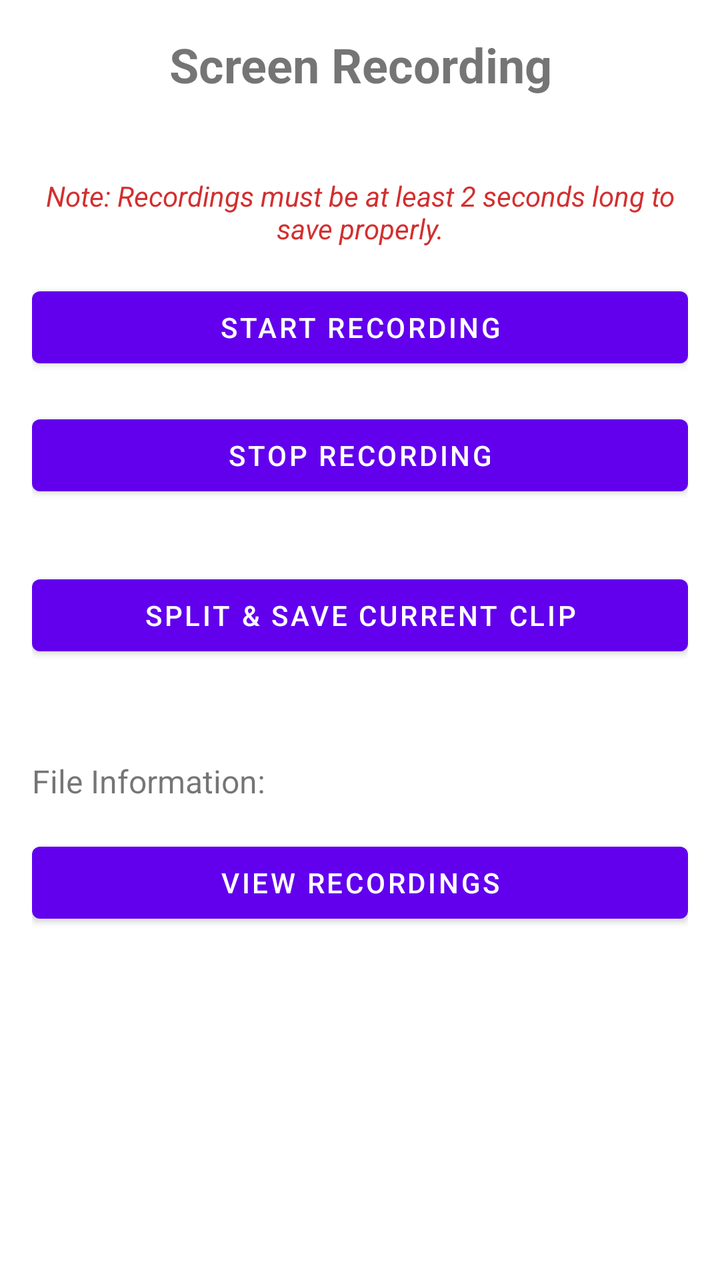
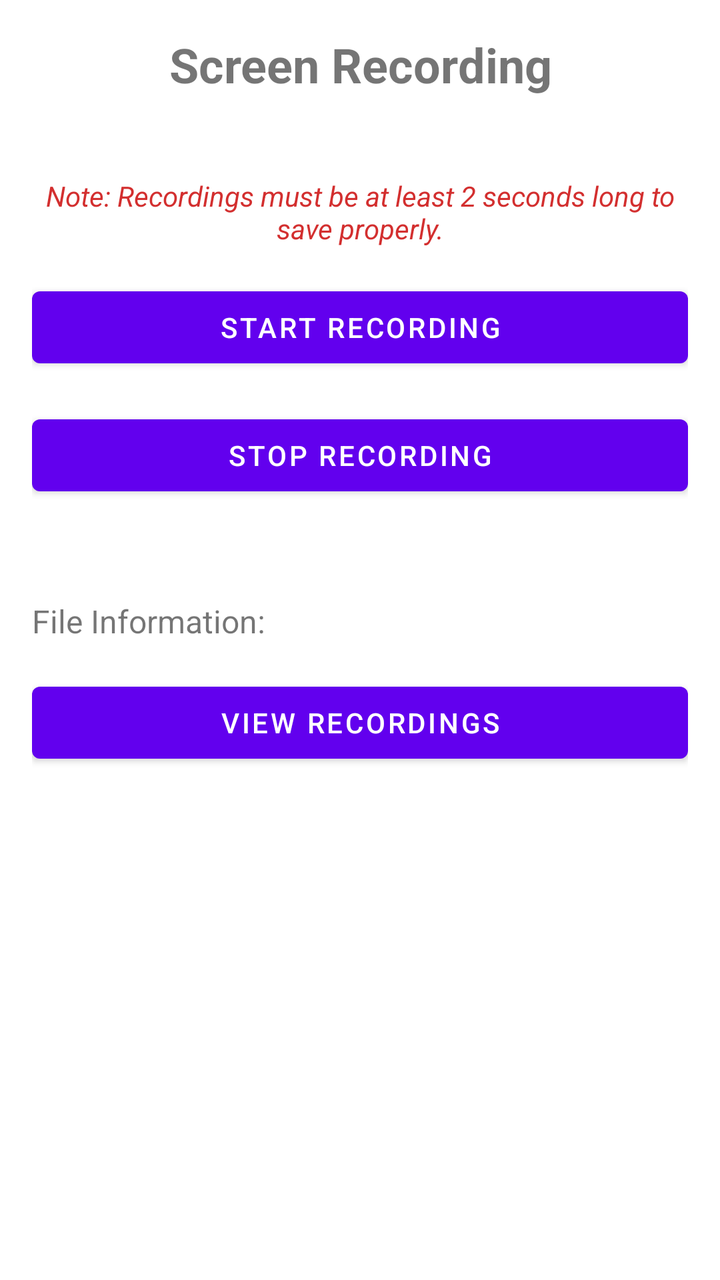

Two renders of the same Android screen: before a commit and after it. Below are the layout's source before the change and the commit's diff.
<!-- AndroidManifest.xml: application theme Theme.TranscriptApp -->
<!-- res/layout/activity_screen_recording.xml -->
<?xml version="1.0" encoding="utf-8"?>

<LinearLayout xmlns:android="http://schemas.android.com/apk/res/android"
    xmlns:app="http://schemas.android.com/apk/res-auto"
    xmlns:tools="http://schemas.android.com/tools"
    android:layout_width="match_parent"
    android:layout_height="match_parent"
    android:orientation="vertical"
    android:padding="16dp"
    tools:context=".ScreenRecordingActivity">

    <TextView
        android:id="@+id/titleTextView"
        android:layout_width="match_parent"
        android:layout_height="wrap_content"
        android:text="Screen Recording"
        android:textSize="24sp"
        android:textStyle="bold"
        android:gravity="center"
        android:layout_marginBottom="32dp" />

    <TextView
        android:id="@+id/warningTextView"
        android:layout_width="match_parent"
        android:layout_height="wrap_content"
        android:text="Note: Recordings must be at least 2 seconds long to save properly."
        android:textColor="#D32F2F"
        android:textStyle="italic"
        android:layout_marginTop="8dp"
        android:layout_marginBottom="16dp"
        android:gravity="center" />

    <Button
        android:id="@+id/startButton"
        android:layout_width="match_parent"
        android:layout_height="wrap_content"
        android:text="Start Recording"
        android:layout_marginBottom="16dp" />

    <Button
        android:id="@+id/stopButton"
        android:layout_width="match_parent"
        android:layout_height="wrap_content"
        android:text="Stop Recording"
        android:layout_marginBottom="32dp" />

    <Button
        android:id="@+id/splitButton"
        android:layout_width="match_parent"
        android:layout_height="wrap_content"
        android:text="Split &amp; Save Current Clip"
        android:layout_marginBottom="32dp" />

    <TextView
        android:id="@+id/fileInfoTextView"
        android:layout_width="match_parent"
        android:layout_height="wrap_content"
        android:text="File Information:"
        android:textSize="16sp"
        android:layout_marginTop="16dp" />
        
    <Button
        android:id="@+id/viewRecordingsButton"
        android:layout_width="match_parent"
        android:layout_height="wrap_content"
        android:text="View Recordings"
        android:layout_marginTop="16dp" />

</LinearLayout>
<!-- resources referenced by this layout -->
<resources>
  <style name="Theme.TranscriptApp" parent="Theme.MaterialComponents.DayNight.DarkActionBar">
          
          <item name="colorPrimary">@color/purple_500</item>
          <item name="colorPrimaryVariant">@color/purple_700</item>
          <item name="colorOnPrimary">@color/white</item>
          
          <item name="colorSecondary">@color/teal_200</item>
          <item name="colorSecondaryVariant">@color/teal_700</item>
          <item name="colorOnSecondary">@color/black</item>
          
          <item name="android:statusBarColor">?attr/colorPrimaryVariant</item>
          
      </style>
  <color name="purple_500">#FF6200EE</color>
  <color name="purple_700">#FF3700B3</color>
  <color name="white">#FFFFFFFF</color>
  <color name="teal_200">#FF03DAC5</color>
  <color name="teal_700">#FF018786</color>
  <color name="black">#FF000000</color>
</resources>

<!-- the commit's change to res/layout/activity_screen_recording.xml (unified diff, before → after) -->
@@ -44,13 +44,6 @@
         android:text="Stop Recording"
         android:layout_marginBottom="32dp" />
 
-    <Button
-        android:id="@+id/splitButton"
-        android:layout_width="match_parent"
-        android:layout_height="wrap_content"
-        android:text="Split &amp; Save Current Clip"
-        android:layout_marginBottom="32dp" />
-
     <TextView
         android:id="@+id/fileInfoTextView"
         android:layout_width="match_parent"
